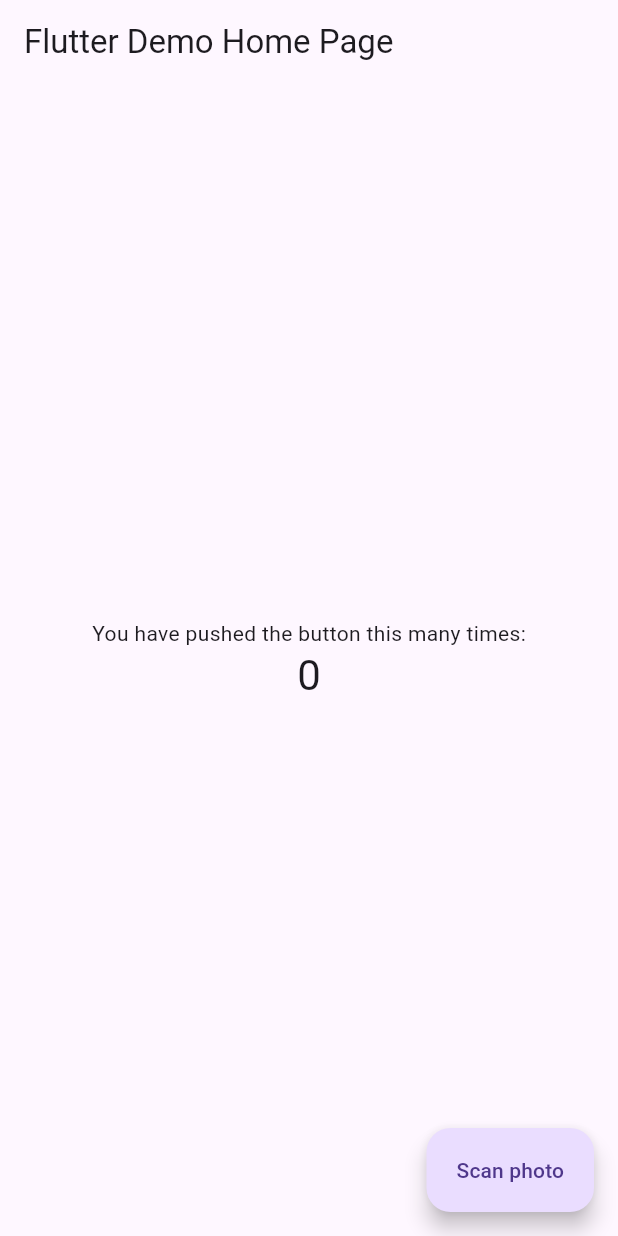
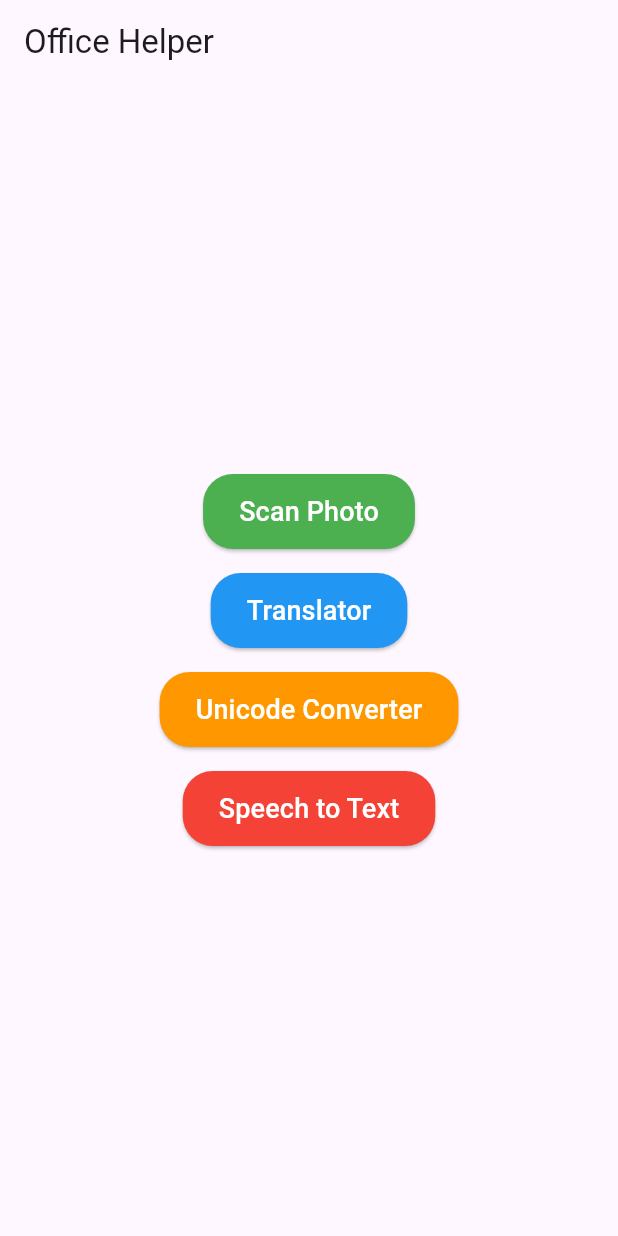
Before and after one commit to HarshBalwanix/Office_Helper, a Flutter app: the screen it shows after launch, on a phone screen of 412 x 824 dp. Run offline on Flutter 3.47's test engine with Material 3 defaults, Android fonts, the phone set to English and light mode, and no system bars; our stand-ins replace image_cropper, image_picker; missing offline and left inert: google_mlkit_text_recognition, translator.

Commit message:
Finally added the logic to convert from devlys to unicode and vice versa

```diff
--- /dev/null
+++ b/lib/Screen/speecht.dart
@@ -0,0 +1,66 @@
+import 'package:flutter/material.dart';
+
+void main() {
+  runApp(SpeechToTextApp());
+}
+
+class SpeechToTextApp extends StatelessWidget {
+  @override
+  Widget build(BuildContext context) {
+    return MaterialApp(
+      title: 'Speech to Text App',
+      theme: ThemeData(
+        primarySwatch: Colors.blue,
+      ),
+      home: SpeechToTextHomePage(),
+    );
+  }
+}
+
+class SpeechToTextHomePage extends StatefulWidget {
+  @override
+  _SpeechToTextHomePageState createState() => _SpeechToTextHomePageState();
+}
+
+class _SpeechToTextHomePageState extends State<SpeechToTextHomePage> {
+  String recognizedSpeech = '';
+
+  // Implement your speech-to-text logic here
+
+  @override
+  Widget build(BuildContext context) {
+    return Scaffold(
+      appBar: AppBar(
+        title: Text('Speech to Text App'),
+      ),
+      body: Padding(
+        padding: const EdgeInsets.all(16.0),
+        child: Column(
+          mainAxisAlignment: MainAxisAlignment.center,
+          children: [
+            Text(
+              'Recognized Speech:',
+              style: TextStyle(fontWeight: FontWeight.bold),
+            ),
+            SizedBox(height: 8),
+            Text(
+              recognizedSpeech,
+              style: TextStyle(fontSize: 16),
+            ),
+            SizedBox(height: 16),
+            ElevatedButton(
+              onPressed: () {
+                // Implement the logic to start speech recognition
+                // Set the recognized speech text in the state
+                setState(() {
+                  recognizedSpeech = 'This is a sample recognized speech.';
+                });
+              },
+              child: Text('Start Speech Recognition'),
+            ),
+          ],
+        ),
+      ),
+    );
+  }
+}
--- /dev/null
+++ b/lib/Screen/translator2.dart
@@ -0,0 +1,365 @@
+import 'package:flutter/material.dart';
+
+void main() {
+  runApp(const Translator2App());
+}
+
+class Translator2App extends StatelessWidget {
+  const Translator2App({super.key});
+
+  @override
+  Widget build(BuildContext context) {
+    return MaterialApp(
+      title: ' Converter',
+      theme: ThemeData(
+        primarySwatch: Colors.blue,
+      ),
+      home: const MyHomePage(),
+      debugShowCheckedModeBanner: false,
+    );
+  }
+}
+
+class MyHomePage extends StatefulWidget {
+  const MyHomePage({super.key});
+
+  @override
+  _MyHomePageState createState() => _MyHomePageState();
+}
+
+class _MyHomePageState extends State<MyHomePage> {
+  final TextEditingController _inputController = TextEditingController();
+  String _outputText = '';
+
+  Map<String, String> devanagariToUnicodeMap = {
+    '`': 'ृ',
+    '~': '्',
+    '@': '/',
+    '#': 'रु',
+    '%': 'ः',
+    '^': '‘',
+    '&': '-',
+    '*': '’',
+    '(': ';',
+    ')': 'द्ध',
+    '-': '.',
+    '_': 'ऋ',
+    '=': 'त्र',
+    '+': '़+',
+    'Q': 'फ',
+    'W': 'ॅ',
+    'E': 'म्',
+    'R': 'त्',
+    'T': 'ज्',
+    'Y': 'ल्',
+    'U': 'न्',
+    'I': 'प्',
+    'O': 'व्',
+    'P': 'च्',
+    '{': 'क्ष्',
+    '}': 'द्व',
+    '|': 'द्य',
+    'q': 'ु',
+    'w': 'ू',
+    'e': 'म',
+    'r': 'त',
+    't': 'ज',
+    'y': 'ल',
+    'u': 'न',
+    'i': 'प',
+    'o': 'व',
+    'p': 'च',
+    '[': 'ख्',
+    ']': ',',
+    '\\': '?',
+    'A': '।',
+    'S': 'ै',
+    'D': 'क्',
+    'F': 'थ्',
+    'G': 'ळ',
+    'H': 'भ्',
+    'J': 'श्र',
+    'K': 'ज्ञ',
+    'L': 'स्',
+    ':': 'रू',
+    '"': 'ष्',
+    'a': 'ं',
+    's': 'े',
+    'd': 'क',
+    'f': 'ि',
+    'g': 'ह',
+    'h': 'ी',
+    'j': 'र',
+    'k': 'ा',
+    'l': 'स',
+    ';': 'य',
+    "’": 'श्',
+    'Z': 'र्',
+    'X': 'ग्',
+    'C': 'ब्',
+    'V': 'ट',
+    'B': 'ठ',
+    'N': 'छ',
+    'M': 'ड',
+    '<': 'ढ',
+    '>': 'झ',
+    '?': 'घ्',
+    'z': '्र',
+    'x': 'ग',
+    'c': 'ब',
+    'v': 'अ',
+    'b': 'इ',
+    'n': 'द',
+    'm': 'उ',
+    ',': 'ए',
+    '.': 'ण्',
+    '/': 'ध्',
+    'ƒ': '१',
+    '„': '२',
+    '…': '३',
+    '†': '४',
+    '‡': '५',
+    'ˆ': '६',
+    '‰': '७',
+    'Š': '८',
+    '‹': '९',
+    '˜': '˜',
+    '™': 'न्न्',
+    'Œ': '॰',
+    '¡': 'ँ',
+    '¥': 'ञ',
+    '³': 'ङ',
+    '¾': '=',
+    '¿': '{',
+    'À': '}',
+    'Á': 'प्र',
+    'Å': 'ऊ',
+    'ä': 'क्त',
+    'ô': 'क्क',
+    '÷': 'झ्',
+    'ð': 'ð',
+    'ï': 'ड्ढ',
+    'å': '०',
+    'í': 'द्द',
+    'Ø': 'क्र'
+  };
+
+  Map<String, String> unicodeToDevlysMap = {
+    'ृ': '`',
+    '्': '~',
+    '/': '@',
+    'रु': '#',
+    'ः': '%',
+    '‘': '^',
+    '-': '&',
+    '’': '*',
+    ';': '(',
+    'द्ध': ')',
+    '.': '-',
+    'ऋ': '_',
+    'त्र': '=',
+    '़+': '+',
+    'फ': 'Q',
+    'ॅ': 'W',
+    'म्': 'E',
+    'त्': 'R',
+    'ज्': 'T',
+    'ल्': 'Y',
+    'न्': 'U',
+    'प्': 'I',
+    'व्': 'O',
+    'च्': 'P',
+    'क्ष्': '{',
+    'द्व': '}',
+    'द्य': '|',
+    'ु': 'q',
+    'ू': 'w',
+    'म': 'e',
+    'त': 'r',
+    'ज': 't',
+    'ल': 'y',
+    'न': 'u',
+    'प': 'i',
+    'व': 'o',
+    'च': 'p',
+    'ख्': '[',
+    ',': ']',
+    '?': '\\',
+    '।': 'A',
+    'ै': 'S',
+    'क्': 'D',
+    'थ्': 'F',
+    'ळ': 'G',
+    'भ्': 'H',
+    'श्र': 'J',
+    'ज्ञ': 'K',
+    'स्': 'L',
+    'रू': ':',
+    'ष्': '"',
+    'ं': 'a',
+    'े': 's',
+    'क': 'd',
+    'ि': 'f',
+    'ह': 'g',
+    'ी': 'h',
+    'र': 'j',
+    'ा': 'k',
+    'स': 'l',
+    'य': ';',
+    'श्': "'",
+    'र्': 'Z',
+    'ग्': 'X',
+    'ब्': 'C',
+    'ट': 'V',
+    'ठ': 'B',
+    'छ': 'N',
+    'ड': 'M',
+    'ढ': '<',
+    'झ': '>',
+    'घ्': '?',
+    '्र': 'z',
+    'ग': 'x',
+    'ब': 'c',
+    'अ': 'v',
+    'इ': 'b',
+    'द': 'n',
+    'उ': 'm',
+    'ए': ',',
+    'ण्': '.',
+    'ध्': '/',
+    '१': 'ƒ',
+    '२': '„',
+    '३': '…',
+    '४': '†',
+    '५': '‡',
+    '६': 'ˆ',
+    '७': '‰',
+    '८': 'Š',
+    '९': '‹',
+    '˜': '˜',
+    'न्न्': '™',
+    '॰': 'Œ',
+    'ँ': '¡',
+    'ञ': '¥',
+    'ङ': '³',
+    '=': '¾',
+    '{': '¿',
+    '}': 'À',
+    'प्र': 'Á',
+    'ऊ': 'Å',
+    'क्त': 'ä',
+    'क्क': 'ô',
+    'झ्': '÷',
+    'ð': 'ð',
+    'ड्ढ': 'ï',
+    '०': 'å',
+    'द्द': 'í',
+    'क्र': 'Ø',
+  };
+
+  String swapIfFAndZPresent(String inputStr) {
+    List<String> charList = inputStr.split('');
+
+    int i = 0;
+    while (i < charList.length - 1) {
+      if (charList[i] == 'f' && charList[i + 1] != ' ') {
+        charList[i] = charList[i + 1];
+        charList[i + 1] = 'f';
+        i += 2;
+      } else if (charList[i] == 'Z' && i > 0 && charList[i - 1] != ' ') {
+        charList[i] = charList[i - 1];
+        charList[i - 1] = 'Z';
+        i += 2;
+      } else {
+        i += 1;
+      }
+    }
+
+    return charList.join();
+  }
+
+  String mapToUnicode(String inputStr, Map<String, String> mapping) {
+    String resultStr = "";
+
+    for (String char in inputStr.split('')) {
+      // Check if the character is in the mapping
+      if (mapping.containsKey(char)) {
+        resultStr += mapping[char]!;
+      } else {
+        // If the character is not in the mapping, keep it unchanged
+        resultStr += char;
+      }
+    }
+
+    return resultStr;
+  }
+
+  String mapToDevlys(String inputStr, Map<String, String> mapping) {
+    String resultStr = "";
+
+    for (String char in inputStr.split('')) {
+      if (mapping.containsKey(char)) {
+        resultStr += mapping[char]!;
+      } else {
+        resultStr += char;
+      }
+    }
+
+    return resultStr;
+  }
+
+  @override
+  Widget build(BuildContext context) {
+    return Scaffold(
+      appBar: AppBar(
+        title: const Text('Devanagari Converter'),
+      ),
+      body: Padding(
+        padding: const EdgeInsets.all(16.0),
+        child: Column(
+          mainAxisAlignment: MainAxisAlignment.center,
+          children: [
+            TextField(
+              controller: _inputController,
+              decoration: const InputDecoration(
+                labelText: 'Enter text',
+              ),
+            ),
+            const SizedBox(height: 16),
+            Row(
+              mainAxisAlignment: MainAxisAlignment.spaceAround,
+              children: [
+                ElevatedButton(
+                  onPressed: () {
+                    setState(() {
+                      String inputText = _inputController.text;
+                      String resultBothSwapped = swapIfFAndZPresent(inputText);
+                      _outputText = mapToUnicode(
+                          resultBothSwapped, devanagariToUnicodeMap);
+                    });
+                  },
+                  child: const Text('Devanagari to Unicode'),
+                ),
+                ElevatedButton(
+                  onPressed: () {
+                    setState(() {
+                      String inputText = _inputController.text;
+                      _outputText = mapToDevlys(inputText, unicodeToDevlysMap);
+                    });
+                  },
+                  child: const Text('Unicode to Devlys'),
+                ),
+              ],
+            ),
+            const SizedBox(height: 16),
+            const SelectableText(
+              'Output:',
+              style: TextStyle(fontWeight: FontWeight.bold),
+            ),
+            SelectableText(_outputText),
+          ],
+        ),
+      ),
+    );
+  }
+}
--- a/lib/main.dart
+++ b/lib/main.dart
@@ -7,6 +7,9 @@ import 'package:ocr/Screen/recognization_page.dart';
 import 'package:ocr/Utils/image_cropper_page.dart';
 import 'package:ocr/Utils/image_picker_class.dart';
 import 'package:ocr/Widgets/modal_dialog.dart';
+import 'package:ocr/Screen/translator.dart';
+import 'package:ocr/Screen/translator2.dart';
+import 'package:ocr/Screen/speecht.dart';
 
 void main() {
   runApp(const MyApp());
@@ -14,6 +17,7 @@ void main() {
 
 class MyApp extends StatelessWidget {
   const MyApp({Key? key}) : super(key: key);
+
   @override
   Widget build(BuildContext context) {
     return MaterialApp(
@@ -21,7 +25,14 @@ class MyApp extends StatelessWidget {
       theme: ThemeData(
         primarySwatch: Colors.blue,
       ),
-      home: const MyHomePage(title: 'Flutter Demo Home Page'),
+      debugShowCheckedModeBanner: false, // Remove debug tag
+      initialRoute: '/',
+      routes: {
+        '/': (context) => const MyHomePage(title: 'Office Helper'),
+        '/translator': (context) => const TranslatorApp(),
+        '/translator2': (context) => Translator2App(),
+        '/speecht': (context) => SpeechToTextApp(),
+      },
     );
   }
 }
@@ -36,36 +47,7 @@ class MyHomePage extends StatefulWidget {
 }
 
 class _MyHomePageState extends State<MyHomePage> {
-  int _counter = 0;
-
-  void _incrementCounter() {
-    setState(() {
-      _counter++;
-    });
-  }
-
-  @override
-  Widget build(BuildContext context) {
-    return Scaffold(
-      appBar: AppBar(
-        title: Text(widget.title),
-      ),
-      body: Center(
-        child: Column(
-          mainAxisAlignment: MainAxisAlignment.center,
-          children: <Widget>[
-            const Text(
-              'You have pushed the button this many times:',
-            ),
-            Text(
-              '$_counter',
-              style: Theme.of(context).textTheme.headline4,
-            ),
-          ],
-        ),
-      ),
-      floatingActionButton: FloatingActionButton.extended(
-        onPressed: () {
+  void _scanPhoto() {
     imagePickerModal(context, onCameraTap: () {
       log("Camera");
       pickImage(source: ImageSource.camera).then((value) {
@@ -105,9 +87,99 @@ class _MyHomePageState extends State<MyHomePage> {
         }
       });
     });
-        },
-        tooltip: 'Increment',
-        label: const Text("Scan photo"),
+  }
+
+  void _navigateToTranslator() {
+    Navigator.pushNamed(context, '/translator');
+  }
+
+  void _navigateToUnicodeConverter() {
+    Navigator.pushNamed(context, '/translator2');
+  }
+
+  void _navigateToSpeechToText() {
+    Navigator.pushNamed(context, '/speecht');
+  }
+
+  @override
+  Widget build(BuildContext context) {
+    return Scaffold(
+      appBar: AppBar(
+        title: Text(widget.title),
+      ),
+      body: Center(
+        child: Column(
+          mainAxisAlignment: MainAxisAlignment.center,
+          children: <Widget>[
+            ElevatedButton(
+              onPressed: _scanPhoto,
+              style: ElevatedButton.styleFrom(
+                foregroundColor: Colors.white,
+                backgroundColor: Colors.green,
+                shape: RoundedRectangleBorder(
+                  borderRadius: BorderRadius.circular(20.0),
+                ),
+                padding:
+                    const EdgeInsets.symmetric(horizontal: 24, vertical: 12),
+              ),
+              child: const Text(
+                "Scan Photo",
+                style: TextStyle(fontSize: 18),
+              ),
+            ),
+            const SizedBox(height: 16),
+            ElevatedButton(
+              onPressed: _navigateToTranslator,
+              style: ElevatedButton.styleFrom(
+                foregroundColor: Colors.white,
+                backgroundColor: Colors.blue,
+                shape: RoundedRectangleBorder(
+                  borderRadius: BorderRadius.circular(20.0),
+                ),
+                padding:
+                    const EdgeInsets.symmetric(horizontal: 24, vertical: 12),
+              ),
+              child: const Text(
+                "Translator",
+                style: TextStyle(fontSize: 18),
+              ),
+            ),
+            const SizedBox(height: 16),
+            ElevatedButton(
+              onPressed: _navigateToUnicodeConverter,
+              style: ElevatedButton.styleFrom(
+                foregroundColor: Colors.white,
+                backgroundColor: Colors.orange,
+                shape: RoundedRectangleBorder(
+                  borderRadius: BorderRadius.circular(20.0),
+                ),
+                padding:
+                    const EdgeInsets.symmetric(horizontal: 24, vertical: 12),
+              ),
+              child: const Text(
+                "Unicode Converter",
+                style: TextStyle(fontSize: 18),
+              ),
+            ),
+            const SizedBox(height: 16),
+            ElevatedButton(
+              onPressed: _navigateToSpeechToText,
+              style: ElevatedButton.styleFrom(
+                foregroundColor: Colors.white,
+                backgroundColor: Colors.red,
+                shape: RoundedRectangleBorder(
+                  borderRadius: BorderRadius.circular(20.0),
+                ),
+                padding:
+                    const EdgeInsets.symmetric(horizontal: 24, vertical: 12),
+              ),
+              child: const Text(
+                "Speech to Text",
+                style: TextStyle(fontSize: 18),
+              ),
+            ),
+          ],
+        ),
       ),
     );
   }
```
Lines whose indentation alone changed are shown as unchanged.
